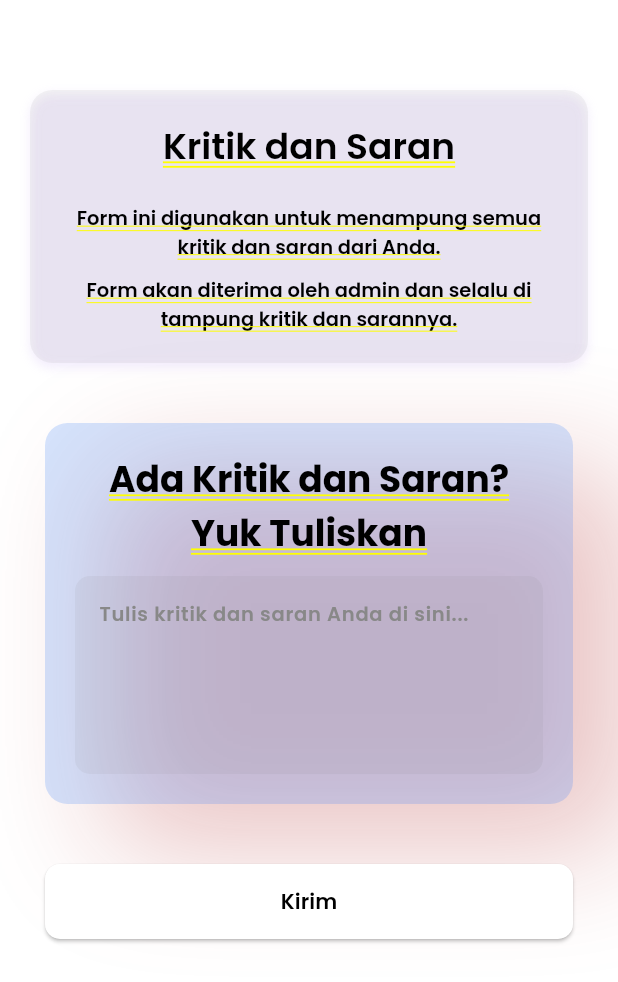
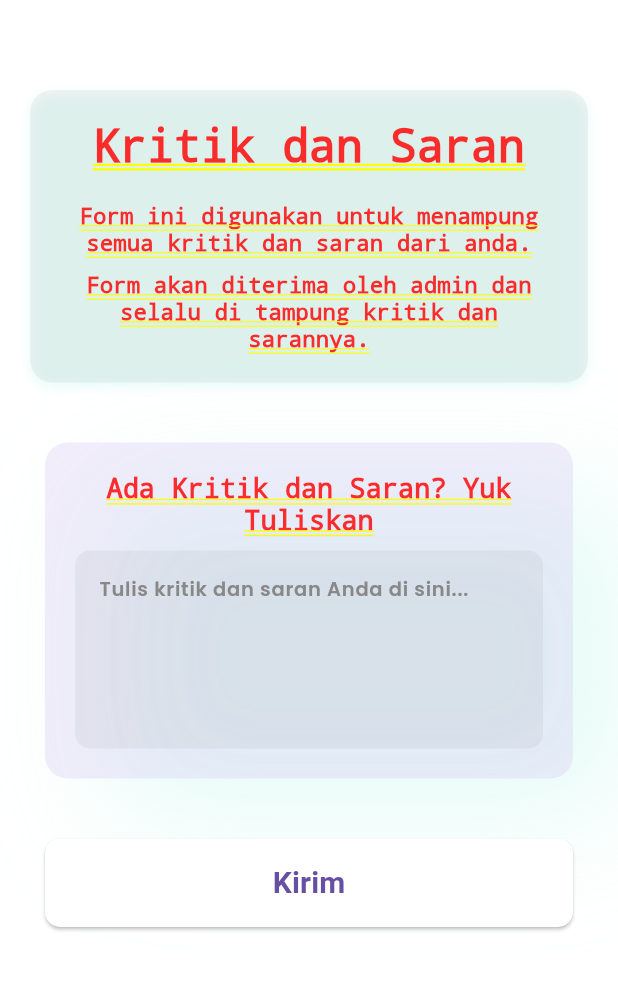
Before and after one commit to aldisakti2/Nusantara-News-App, a Flutter app: the FeedbackPage screen opened by its route, on a phone screen of 412 x 824 dp. Shown: the top 982 px of the screen. Run offline on Flutter 3.47's test engine with Material 3 defaults, Android fonts, the phone set to English and light mode, and no system bars; our stand-ins replace bloc, cloud_firestore, firebase_auth, firebase_core, flutter_bloc, google_fonts and 1 more; missing offline and left inert: flutter_inappwebview; accounts and stored records are empty; network calls fail.

Commit message:
fix color and textstyle

```diff
--- a/lib/pages/feedback_page.dart
+++ b/lib/pages/feedback_page.dart
@@ -22,7 +22,7 @@ class FeedbackPage extends StatelessWidget {
               borderRadius: BorderRadius.circular(15),
               boxShadow: [
                 BoxShadow(
-                  color: Color.fromRGBO(200, 173, 244, 0.224),
+                  color: Color.fromRGBO(150, 241, 222, 0.231),
                   blurRadius: 5,
                   offset: Offset(0, 3),
                 ),
@@ -32,24 +32,26 @@ class FeedbackPage extends StatelessWidget {
               children: [
                 Text(
                   'Kritik dan Saran',
-                  style: kHeading6.copyWith(
-                    color: kBlack,
-                    fontWeight: FontWeight.w600,
+                  style: TextStyle(
+                    fontSize: 30,
+                    fontWeight: FontWeight.bold,
                   ),
                 ),
                 SizedBox(height: 20),
                 Text(
-                  'Form ini digunakan untuk menampung semua kritik dan saran dari Anda.',
-                  style: kSubtitlemid2.copyWith(
-                    color: kBlack,
+                  'Form ini digunakan untuk menampung semua kritik dan saran dari anda.',
+                  style: TextStyle(
+                    fontSize: 15,
+                    fontWeight: FontWeight.bold,
                   ),
                   textAlign: TextAlign.center,
                 ),
                 SizedBox(height: 10),
                 Text(
                   'Form akan diterima oleh admin dan selalu di tampung kritik dan sarannya.',
-                  style: kSubtitlemid2.copyWith(
-                    color: kBlack,
+                  style: TextStyle(
+                    fontSize: 15,
+                    fontWeight: FontWeight.bold,
                   ),
                   textAlign: TextAlign.center,
                 ),
@@ -60,11 +62,11 @@ class FeedbackPage extends StatelessWidget {
             margin: EdgeInsets.symmetric(horizontal: 30, vertical: 20),
             padding: EdgeInsets.all(20),
             decoration: BoxDecoration(
-              color: Color.fromRGBO(77, 140, 248, 0.235),
+              color: Color.fromRGBO(199, 174, 237, 0.224),
               borderRadius: BorderRadius.circular(15),
               boxShadow: [
                 BoxShadow(
-                  color: Color.fromRGBO(165, 10, 10, 0.239),
+                  color: Color.fromRGBO(150, 241, 222, 0.231),
                   offset: Offset(40, 30),
                   blurRadius: 70,
                 ),
@@ -75,7 +77,10 @@ class FeedbackPage extends StatelessWidget {
               children: [
                 Text(
                   'Ada Kritik dan Saran? Yuk Tuliskan',
-                  style: kHeading6.copyWith(color: kBlack),
+                  style: TextStyle(
+                    fontSize: 18,
+                    fontWeight: FontWeight.bold,
+                  ),
                   textAlign: TextAlign.center,
                 ),
                 SizedBox(height: 10),
@@ -107,7 +112,7 @@ class FeedbackPage extends StatelessWidget {
                 _submitFeedback(context);
               },
               style: ElevatedButton.styleFrom(
-                backgroundColor: Color.fromRGBO(255, 255, 255, 1),
+                backgroundColor: kWhite,
                 padding: EdgeInsets.symmetric(vertical: 15),
                 shape: RoundedRectangleBorder(
                   borderRadius: BorderRadius.circular(10),
@@ -115,7 +120,10 @@ class FeedbackPage extends StatelessWidget {
               ),
               child: Text(
                 'Kirim',
-                style: kSubtitle1.copyWith(color: kBlack),
+                style: TextStyle(
+                  fontSize: 20,
+                  fontWeight: FontWeight.bold,
+                ),
               ),
             ),
           ),
```
Also changed, not shown: pubspec.lock, 1 other file.
